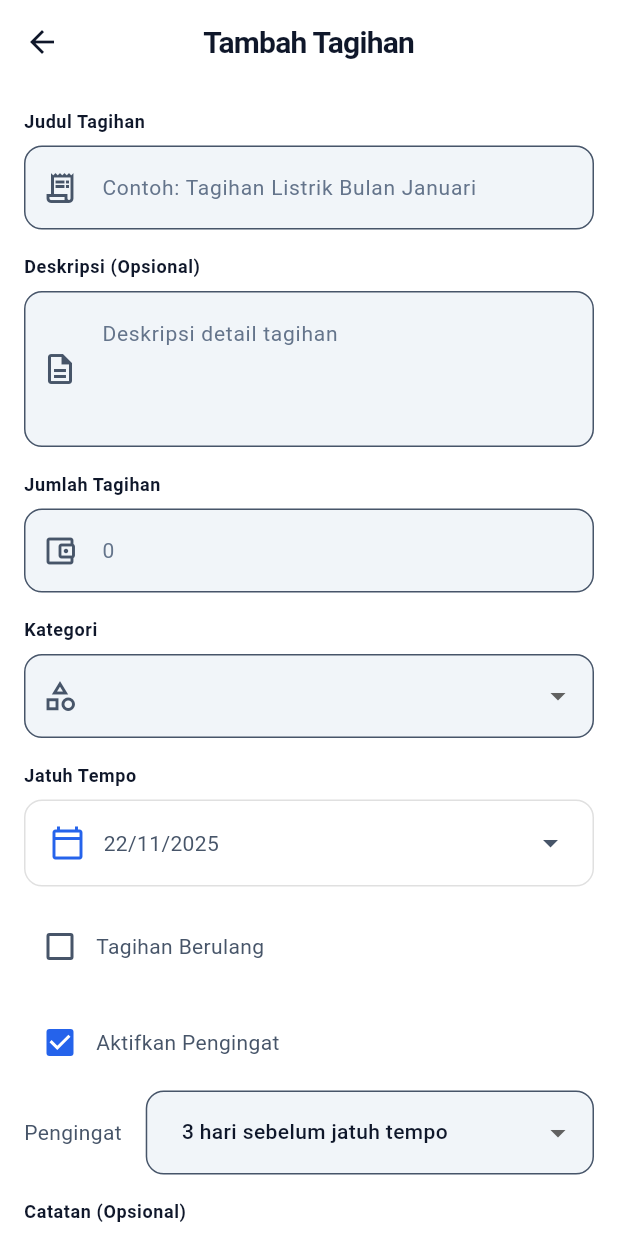
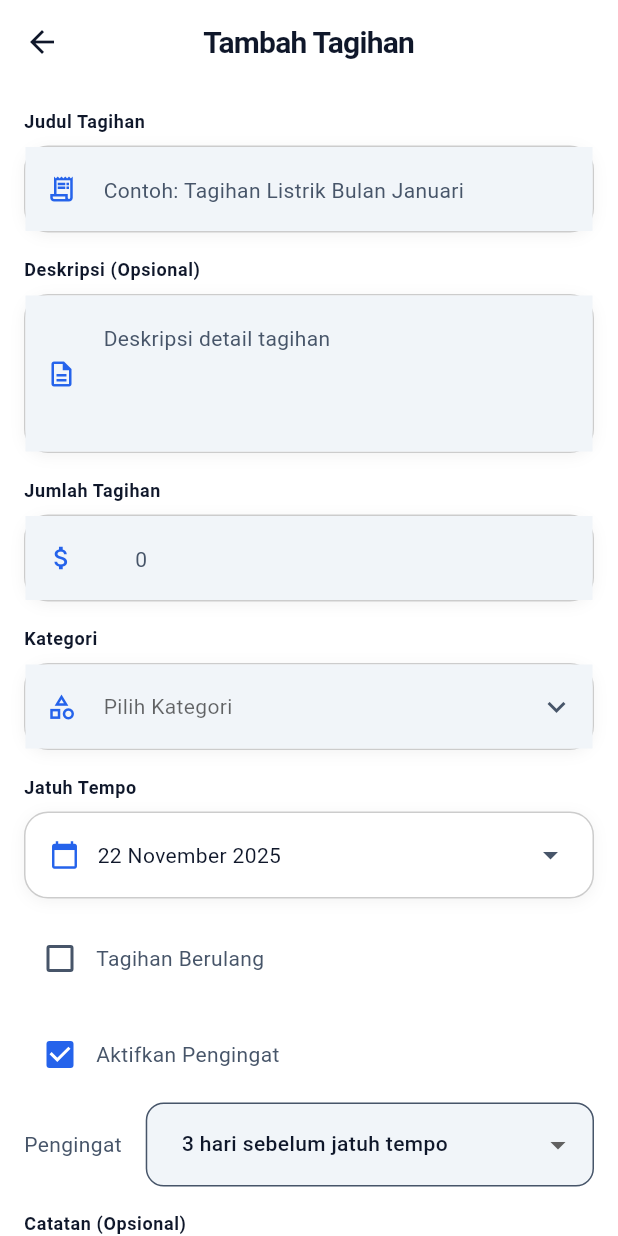
Before and after one commit to Syaha-Creator/finance_app, a Flutter app: the AddEditBillPage screen opened by its route, on a phone screen of 412 x 824 dp. Run offline on Flutter 3.47's test engine with Material 3 defaults, Android fonts, the light colour scheme and no system bars; our stand-ins replace cloud_firestore, equatable, firebase_auth, firebase_core, firebase_storage, fl_chart and 7 more; accounts and stored records are empty.

Commit message:
refactor: update bill management feature
- Update bill models, repositories, providers, pages, and widgets

```diff
--- a/lib/features/bill_management/presentation/pages/add_edit_bill_page.dart
+++ b/lib/features/bill_management/presentation/pages/add_edit_bill_page.dart
@@ -1,8 +1,7 @@
 import 'package:flutter/material.dart';
-import 'package:flutter/services.dart';
 import 'package:flutter_riverpod/flutter_riverpod.dart';
 import '../../../../core/theme/app_colors.dart';
-import '../../../../core/utils/thousand_input_formatter.dart';
+import '../../../../core/widgets/widgets.dart';
 import '../../data/models/bill_model.dart';
 import '../provider/bill_provider.dart';
 
@@ -20,9 +19,9 @@ class _AddEditBillPageState extends ConsumerState<AddEditBillPage> {
   final _titleController = TextEditingController();
   final _descriptionController = TextEditingController();
   final _amountController = TextEditingController();
-  final _categoryController = TextEditingController();
   final _notesController = TextEditingController();
 
+  String? _selectedCategory;
   DateTime _selectedDueDate = DateTime.now().add(const Duration(days: 7));
   BillFrequency _selectedFrequency = BillFrequency.oneTime;
   bool _isRecurring = false;
@@ -55,7 +54,7 @@ class _AddEditBillPageState extends ConsumerState<AddEditBillPage> {
     _titleController.text = bill.title;
     _descriptionController.text = bill.description;
     _amountController.text = bill.amount.toString();
-    _categoryController.text = bill.category;
+    _selectedCategory = bill.category;
     _notesController.text = bill.notes ?? '';
     _selectedDueDate = bill.dueDate;
     _selectedFrequency = bill.frequency;
@@ -69,7 +68,6 @@ class _AddEditBillPageState extends ConsumerState<AddEditBillPage> {
     _titleController.dispose();
     _descriptionController.dispose();
     _amountController.dispose();
-    _categoryController.dispose();
     _notesController.dispose();
     super.dispose();
   }
@@ -99,7 +97,7 @@ class _AddEditBillPageState extends ConsumerState<AddEditBillPage> {
           padding: const EdgeInsets.all(16),
           children: [
             // Title Field
-            _buildTextField(
+            CoreTextField(
               controller: _titleController,
               label: 'Judul Tagihan',
               hint: 'Contoh: Tagihan Listrik Bulan Januari',
@@ -115,7 +113,7 @@ class _AddEditBillPageState extends ConsumerState<AddEditBillPage> {
             const SizedBox(height: 16),
 
             // Description Field
-            _buildTextField(
+            CoreTextField(
               controller: _descriptionController,
               label: 'Deskripsi (Opsional)',
               hint: 'Deskripsi detail tagihan',
@@ -126,13 +124,10 @@ class _AddEditBillPageState extends ConsumerState<AddEditBillPage> {
             const SizedBox(height: 16),
 
             // Amount Field
-            _buildTextField(
+            CoreAmountInput(
               controller: _amountController,
               label: 'Jumlah Tagihan',
               hint: '0',
-              icon: Icons.account_balance_wallet_outlined,
-              keyboardType: TextInputType.number,
-              inputFormatters: [ThousandInputFormatter()],
               validator: (value) {
                 if (value == null || value.isEmpty) {
                   return 'Jumlah tagihan harus diisi';
@@ -148,11 +143,19 @@ class _AddEditBillPageState extends ConsumerState<AddEditBillPage> {
             const SizedBox(height: 16),
 
             // Category Field
-            _buildDropdownField(
-              controller: _categoryController,
+            CoreDropdown<String>(
+              value: _selectedCategory,
+              onChanged: (newValue) {
+                setState(() => _selectedCategory = newValue);
+              },
               label: 'Kategori',
               icon: Icons.category_outlined,
-              items: _categories,
+              items: _categories.map((category) {
+                return DropdownMenuItem<String>(
+                  value: category,
+                  child: Text(category),
+                );
+              }).toList(),
               validator: (value) {
                 if (value == null || value.isEmpty) {
                   return 'Kategori harus dipilih';
@@ -164,7 +167,14 @@ class _AddEditBillPageState extends ConsumerState<AddEditBillPage> {
             const SizedBox(height: 16),
 
             // Due Date Field
-            _buildDateField(),
+            CoreDatePicker(
+              selectedDate: _selectedDueDate,
+              onDateSelected: (date) {
+                setState(() => _selectedDueDate = date);
+              },
+              label: 'Jatuh Tempo',
+              firstDate: DateTime.now(),
+            ),
 
             const SizedBox(height: 16),
 
@@ -179,7 +189,7 @@ class _AddEditBillPageState extends ConsumerState<AddEditBillPage> {
             const SizedBox(height: 16),
 
             // Notes Field
-            _buildTextField(
+            CoreTextField(
               controller: _notesController,
               label: 'Catatan (Opsional)',
               hint: 'Catatan tambahan',
@@ -190,149 +200,13 @@ class _AddEditBillPageState extends ConsumerState<AddEditBillPage> {
             const SizedBox(height: 32),
 
             // Save Button
-            ElevatedButton(
+            CoreLoadingButton(
               onPressed: _saveBill,
-              style: ElevatedButton.styleFrom(
-                backgroundColor: AppColors.primary,
-                foregroundColor: Colors.white,
-                padding: const EdgeInsets.symmetric(vertical: 16),
-                shape: RoundedRectangleBorder(
-                  borderRadius: BorderRadius.circular(12),
-                ),
-              ),
-              child: Text(
-                isEditing ? 'Update Tagihan' : 'Simpan Tagihan',
-                style: const TextStyle(
-                  fontSize: 16,
-                  fontWeight: FontWeight.w600,
-                ),
-              ),
+              text: isEditing ? 'Update Tagihan' : 'Simpan Tagihan',
             ),
           ],
         ),
       ),
-    );
-  }
-
-  Widget _buildTextField({
-    required TextEditingController controller,
-    required String label,
-    required String hint,
-    required IconData icon,
-    int maxLines = 1,
-    TextInputType? keyboardType,
-    List<TextInputFormatter>? inputFormatters,
-    String? Function(String?)? validator,
-  }) {
-    return Column(
-      crossAxisAlignment: CrossAxisAlignment.start,
-      children: [
-        Text(
-          label,
-          style: Theme.of(
-            context,
-          ).textTheme.titleSmall?.copyWith(fontWeight: FontWeight.w600),
-        ),
-        const SizedBox(height: 8),
-        TextFormField(
-          controller: controller,
-          maxLines: maxLines,
-          keyboardType: keyboardType,
-          inputFormatters: inputFormatters,
-          validator: validator,
-          decoration: InputDecoration(
-            hintText: hint,
-            prefixIcon: Icon(icon),
-            border: OutlineInputBorder(borderRadius: BorderRadius.circular(12)),
-            focusedBorder: OutlineInputBorder(
-              borderRadius: BorderRadius.circular(12),
-              borderSide: BorderSide(color: AppColors.primary, width: 2),
-            ),
-          ),
-        ),
-      ],
-    );
-  }
-
-  Widget _buildDropdownField({
-    required TextEditingController controller,
-    required String label,
-    required IconData icon,
-    required List<String> items,
-    String? Function(String?)? validator,
-  }) {
-    return Column(
-      crossAxisAlignment: CrossAxisAlignment.start,
-      children: [
-        Text(
-          label,
-          style: Theme.of(
-            context,
-          ).textTheme.titleSmall?.copyWith(fontWeight: FontWeight.w600),
-        ),
-        const SizedBox(height: 8),
-        DropdownButtonFormField<String>(
-          initialValue: controller.text.isEmpty ? null : controller.text,
-          decoration: InputDecoration(
-            prefixIcon: Icon(icon),
-            border: OutlineInputBorder(borderRadius: BorderRadius.circular(12)),
-            focusedBorder: OutlineInputBorder(
-              borderRadius: BorderRadius.circular(12),
-              borderSide: BorderSide(color: AppColors.primary, width: 2),
-            ),
-          ),
-          items:
-              items.map((String category) {
-                return DropdownMenuItem<String>(
-                  value: category,
-                  child: Text(category),
-                );
-              }).toList(),
-          onChanged: (String? newValue) {
-            if (newValue != null) {
-              controller.text = newValue;
-            }
-          },
-          validator: validator,
-        ),
-      ],
-    );
-  }
-
-  Widget _buildDateField() {
-    return Column(
-      crossAxisAlignment: CrossAxisAlignment.start,
-      children: [
-        Text(
-          'Jatuh Tempo',
-          style: Theme.of(
-            context,
-          ).textTheme.titleSmall?.copyWith(fontWeight: FontWeight.w600),
-        ),
-        const SizedBox(height: 8),
-        InkWell(
-          onTap: _selectDate,
-          child: Container(
-            padding: const EdgeInsets.all(16),
-            decoration: BoxDecoration(
-              border: Border.all(color: Colors.grey.shade300),
-              borderRadius: BorderRadius.circular(12),
-            ),
-            child: Row(
-              children: [
-                Icon(Icons.calendar_today_outlined, color: AppColors.primary),
-                const SizedBox(width: 12),
-                Text(
-                  '${_selectedDueDate.day}/${_selectedDueDate.month}/${_selectedDueDate.year}',
-                  style: Theme.of(context).textTheme.bodyMedium,
-                ),
-                const Spacer(),
-                const Icon(Icons.arrow_drop_down),
-              ],
-            ),
-          ),
-        ),
-      ],
     );
   }
 
@@ -464,20 +338,6 @@ class _AddEditBillPageState extends ConsumerState<AddEditBillPage> {
     );
   }
 
-  Future<void> _selectDate() async {
-    final DateTime? picked = await showDatePicker(
-      context: context,
-      initialDate: _selectedDueDate,
-      firstDate: DateTime.now(),
-      lastDate: DateTime.now().add(const Duration(days: 365)),
-    );
-    if (picked != null && picked != _selectedDueDate) {
-      setState(() {
-        _selectedDueDate = picked;
-      });
-    }
-  }
-
   void _saveBill() {
     if (_formKey.currentState!.validate()) {
       try {
@@ -489,7 +349,7 @@ class _AddEditBillPageState extends ConsumerState<AddEditBillPage> {
           title: _titleController.text.trim(),
           description: _descriptionController.text.trim(),
           amount: amount,
-          category: _categoryController.text.trim(),
+          category: _selectedCategory ?? '',
           dueDate: _selectedDueDate,
           status: BillStatus.pending,
           frequency: _selectedFrequency,
```
Also changed, not shown: lib/features/bill_management/data/models/bill_model.dart (+28 -10 lines), lib/features/bill_management/data/repositories/bill_repository.dart (+17 -14 lines), lib/features/bill_management/presentation/provider/bill_provider.dart (+6 -1 lines).
